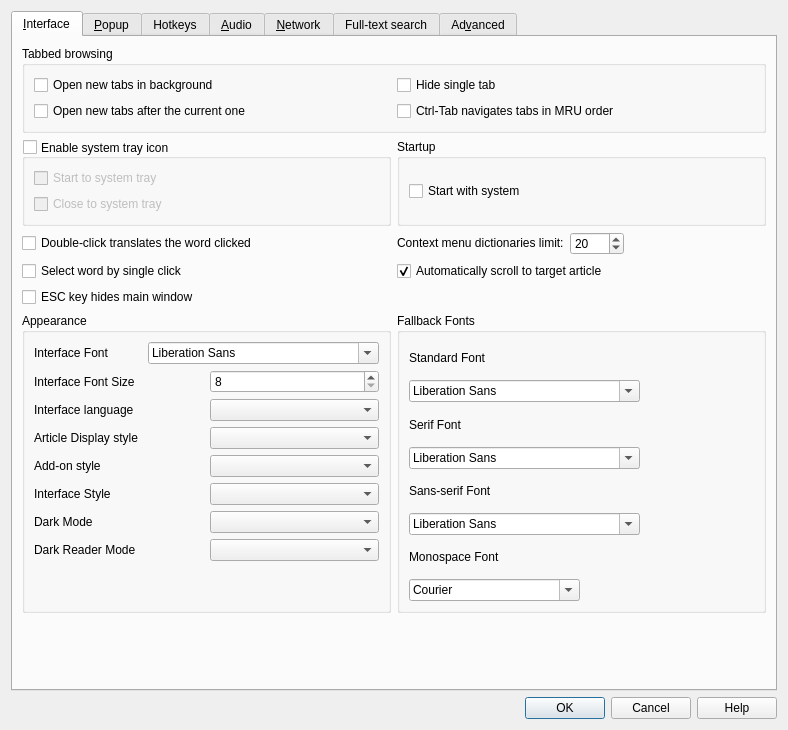
Before: the Qt Designer form src/ui/preferences.ui in xiaoyifang/goldendict-ng, drawn with Qt 5.
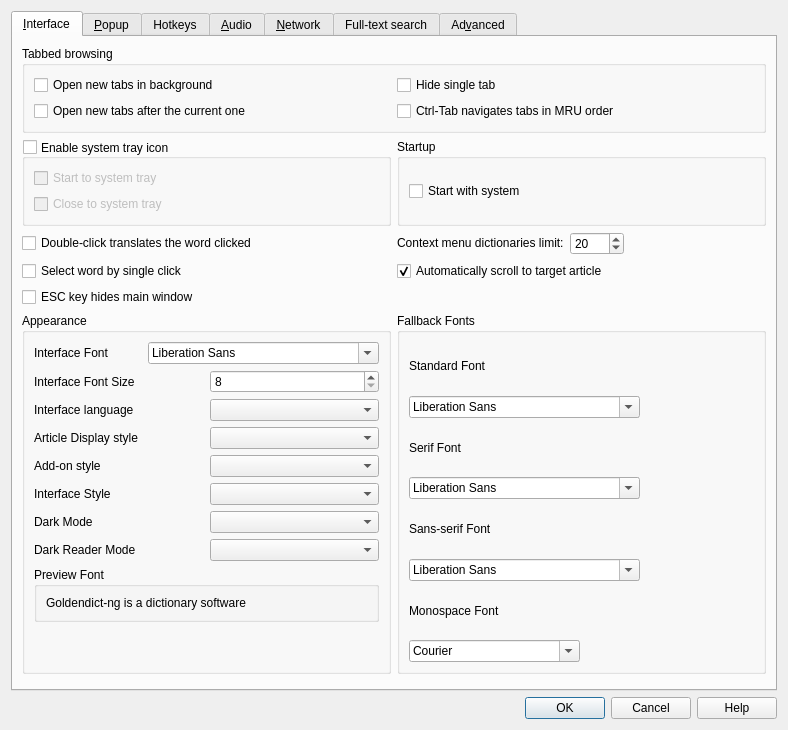
After: the same form once the commit is applied. Icons and pictures are not drawn. Custom widgets are drawn as their Qt base class.

Commit message: opt: add font preview

What changed in the file:
```diff
--- a/src/ui/preferences.ui
+++ b/src/ui/preferences.ui
@@ -459,6 +459,29 @@
             </item>
            </layout>
           </item>
+          <item>
+           <layout class="QHBoxLayout" name="horizontalLayout_23">
+            <item>
+             <widget class="QGroupBox" name="groupBox_8">
+              <property name="title">
+               <string>Preview Font</string>
+              </property>
+              <layout class="QVBoxLayout" name="verticalLayout_22">
+               <item>
+                <widget class="QLabel" name="previewFont">
+                 <property name="text">
+                  <string>Goldendict-ng is a dictionary software</string>
+                 </property>
+                 <property name="wordWrap">
+                  <bool>true</bool>
+                 </property>
+                </widget>
+               </item>
+              </layout>
+             </widget>
+            </item>
+           </layout>
+          </item>
           <item>
            <spacer name="verticalSpacer_5">
             <property name="orientation">
```
Left out of the diff: 8 changed lines with no effect on the pictures. The commit also changes 1 other file.
